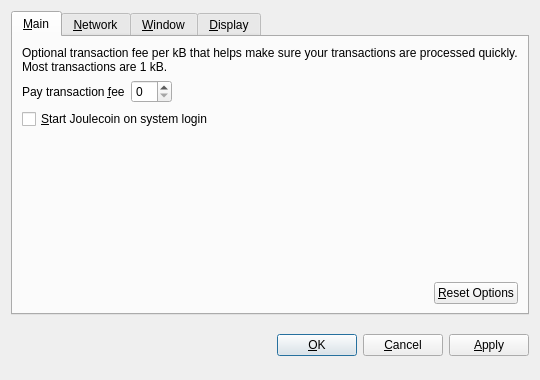
Before: the Qt Designer form src/qt/forms/optionsdialog.ui in joulecoin/joulecoin, drawn with Qt 5.
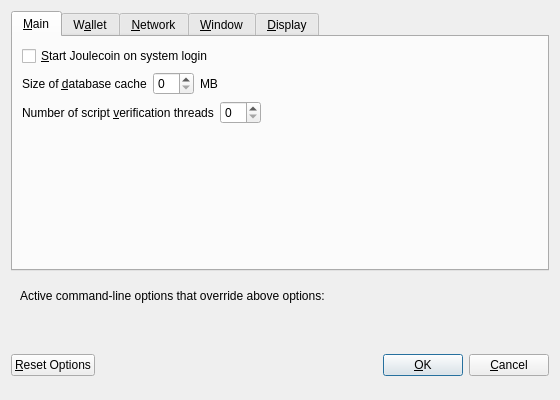
After: the same form once the commit is applied. Custom widgets are drawn as their Qt base class.

```diff
--- a/src/qt/forms/optionsdialog.ui
+++ b/src/qt/forms/optionsdialog.ui
@@ -6,8 +6,8 @@
    <rect>
     <x>0</x>
     <y>0</y>
-    <width>540</width>
-    <height>380</height>
+    <width>560</width>
+    <height>400</height>
    </rect>
   </property>
   <property name="windowTitle">
@@ -19,9 +19,6 @@
   <layout class="QVBoxLayout" name="verticalLayout">
    <item>
     <widget class="QTabWidget" name="tabWidget">
-     <property name="tabPosition">
-      <enum>QTabWidget::North</enum>
-     </property>
      <property name="currentIndex">
       <number>0</number>
      </property>
@@ -31,6 +28,116 @@
       </attribute>
       <layout class="QVBoxLayout" name="verticalLayout_Main">
        <item>
+        <widget class="QCheckBox" name="bitcoinAtStartup">
+         <property name="toolTip">
+          <string>Automatically start Joulecoin after logging in to the system.</string>
+         </property>
+         <property name="text">
+          <string>&amp;Start Joulecoin on system login</string>
+         </property>
+        </widget>
+       </item>
+       <item>
+        <layout class="QHBoxLayout" name="horizontalLayout_2_Main">
+         <item>
+          <widget class="QLabel" name="databaseCacheLabel">
+           <property name="text">
+            <string>Size of &amp;database cache</string>
+           </property>
+           <property name="textFormat">
+            <enum>Qt::PlainText</enum>
+           </property>
+           <property name="buddy">
+            <cstring>databaseCache</cstring>
+           </property>
+          </widget>
+         </item>
+         <item>
+          <widget class="QSpinBox" name="databaseCache"/>
+         </item>
+         <item>
+          <widget class="QLabel" name="databaseCacheUnitLabel">
+           <property name="text">
+            <string>MB</string>
+           </property>
+           <property name="textFormat">
+            <enum>Qt::PlainText</enum>
+           </property>
+          </widget>
+         </item>
+         <item>
+          <spacer name="horizontalSpacer_2_Main">
+           <property name="orientation">
+            <enum>Qt::Horizontal</enum>
+           </property>
+           <property name="sizeHint" stdset="0">
+            <size>
+             <width>40</width>
+             <height>20</height>
+            </size>
+           </property>
+          </spacer>
+         </item>
+        </layout>
+       </item>
+       <item>
+        <layout class="QHBoxLayout" name="horizontalLayout_3_Main">
+         <item>
+          <widget class="QLabel" name="threadsScriptVerifLabel">
+           <property name="text">
+            <string>Number of script &amp;verification threads</string>
+           </property>
+           <property name="textFormat">
+            <enum>Qt::PlainText</enum>
+           </property>
+           <property name="buddy">
+            <cstring>threadsScriptVerif</cstring>
+           </property>
+          </widget>
+         </item>
+         <item>
+          <widget class="QSpinBox" name="threadsScriptVerif">
+           <property name="toolTip">
+            <string>(0 = auto, &lt;0 = leave that many cores free)</string>
+           </property>
+          </widget>
+         </item>
+         <item>
+          <spacer name="horizontalSpacer_3_Main">
+           <property name="orientation">
+            <enum>Qt::Horizontal</enum>
+           </property>
+           <property name="sizeHint" stdset="0">
+            <size>
+             <width>40</width>
+             <height>20</height>
+            </size>
+           </property>
+          </spacer>
+         </item>
+        </layout>
+       </item>
+       <item>
+        <spacer name="verticalSpacer_Main">
+         <property name="orientation">
+          <enum>Qt::Vertical</enum>
+         </property>
+         <property name="sizeHint" stdset="0">
+          <size>
+           <width>20</width>
+           <height>40</height>
+          </size>
+         </property>
+        </spacer>
+       </item>
+      </layout>
+     </widget>
+     <widget class="QWidget" name="tabWallet">
+      <attribute name="title">
+       <string>W&amp;allet</string>
+      </attribute>
+      <layout class="QVBoxLayout" name="verticalLayout_Wallet">
+       <item>
         <widget class="QLabel" name="transactionFeeInfoLabel">
          <property name="text">
           <string>Optional transaction fee per kB that helps make sure your transactions are processed quickly. Most transactions are 1 kB.</string>
@@ -44,7 +151,7 @@
         </widget>
        </item>
        <item>
-        <layout class="QHBoxLayout" name="horizontalLayout_1_Main">
+        <layout class="QHBoxLayout" name="horizontalLayout_1_Wallet">
          <item>
           <widget class="QLabel" name="transactionFeeLabel">
            <property name="text">
@@ -77,17 +184,7 @@
         </layout>
        </item>
        <item>
-        <widget class="QCheckBox" name="bitcoinAtStartup">
-         <property name="toolTip">
-          <string>Automatically start Joulecoin after logging in to the system.</string>
-         </property>
-         <property name="text">
-          <string>&amp;Start Joulecoin on system login</string>
-         </property>
-        </widget>
-       </item>
-       <item>
-        <spacer name="verticalSpacer_Main">
+        <spacer name="verticalSpacer_Wallet">
          <property name="orientation">
           <enum>Qt::Vertical</enum>
          </property>
@@ -100,34 +197,33 @@
         </spacer>
        </item>
        <item>
-        <layout class="QHBoxLayout" name="horizontalLayout_2_Main">
-         <item>
-          <spacer name="horizontalSpacer_2_Main">
-           <property name="orientation">
-            <enum>Qt::Horizontal</enum>
-           </property>
-           <property name="sizeHint" stdset="0">
-            <size>
-             <width>40</width>
-             <height>20</height>
-            </size>
-           </property>
-          </spacer>
-         </item>
-         <item>
-          <widget class="QPushButton" name="resetButton">
-           <property name="toolTip">
-            <string>Reset all client options to default.</string>
-           </property>
-           <property name="text">
-            <string>&amp;Reset Options</string>
-           </property>
-           <property name="autoDefault">
-            <bool>false</bool>
-           </property>
-          </widget>
-         </item>
-        </layout>
+        <widget class="QGroupBox" name="groupBox">
+         <property name="title">
+          <string>Expert</string>
+         </property>
+         <layout class="QVBoxLayout" name="verticalLayout_2">
+          <item>
+           <widget class="QCheckBox" name="coinControlFeatures">
+            <property name="toolTip">
+             <string>Whether to show coin control features or not.</string>
+            </property>
+            <property name="text">
+             <string>Enable coin &amp;control features</string>
+            </property>
+           </widget>
+          </item>
+          <item>
+           <widget class="QCheckBox" name="spendZeroConfChange">
+            <property name="toolTip">
+             <string>If you disable the spending of unconfirmed change, the change from a transaction cannot be used until that transaction has at least one confirmation. This also affects how your balance is computed.</string>
+            </property>
+            <property name="text">
+             <string>&amp;Spend unconfirmed change</string>
+            </property>
+           </widget>
+          </item>
+         </layout>
+        </widget>
        </item>
       </layout>
      </widget>
@@ -380,8 +476,67 @@
      </widget>
     </widget>
    </item>
+   <item>
+    <widget class="QFrame" name="frame">
+     <layout class="QVBoxLayout" name="verticalLayout_Bottom">
+      <item>
+       <layout class="QHBoxLayout" name="horizontalLayout_Bottom">
+        <item>
+         <widget class="QLabel" name="overriddenByCommandLineInfoLabel">
+          <property name="text">
+           <string>Active command-line options that override above options:</string>
+          </property>
+          <property name="textFormat">
+           <enum>Qt::PlainText</enum>
+          </property>
+         </widget>
+        </item>
+        <item>
+         <spacer name="horizontalSpacer_Bottom">
+          <property name="orientation">
+           <enum>Qt::Horizontal</enum>
+          </property>
+          <property name="sizeHint" stdset="0">
+           <size>
+            <width>40</width>
+            <height>20</height>
+           </size>
+          </property>
+         </spacer>
+        </item>
+       </layout>
+      </item>
+      <item>
+       <widget class="QLabel" name="overriddenByCommandLineLabel">
+        <property name="text">
+         <string/>
+        </property>
+        <property name="textFormat">
+         <enum>Qt::PlainText</enum>
+        </property>
+        <property name="wordWrap">
+         <bool>true</bool>
+        </property>
+       </widget>
+      </item>
+     </layout>
+    </widget>
+   </item>
    <item>
     <layout class="QHBoxLayout" name="horizontalLayout_Buttons">
+     <item>
+      <widget class="QPushButton" name="resetButton">
+       <property name="toolTip">
+        <string>Reset all client options to default.</string>
+       </property>
+       <property name="text">
+        <string>&amp;Reset Options</string>
+       </property>
+       <property name="autoDefault">
+        <bool>false</bool>
+       </property>
+      </widget>
+     </item>
      <item>
       <spacer name="horizontalSpacer_1">
        <property name="orientation">
@@ -397,6 +552,12 @@
      </item>
      <item>
       <widget class="QLabel" name="statusLabel">
+       <property name="minimumSize">
+        <size>
+         <width>200</width>
+         <height>0</height>
+        </size>
+       </property>
        <property name="font">
         <font>
          <weight>75</weight>
@@ -444,16 +605,6 @@
        </property>
       </widget>
      </item>
-     <item>
-      <widget class="QPushButton" name="applyButton">
-       <property name="text">
-        <string>&amp;Apply</string>
-       </property>
-       <property name="autoDefault">
-        <bool>false</bool>
-       </property>
-      </widget>
-     </item>
     </layout>
    </item>
   </layout>
@@ -461,19 +612,20 @@
  <customwidgets>
   <customwidget>
    <class>BitcoinAmountField</class>
-   <extends>QSpinBox</extends>
+   <extends>QLineEdit</extends>
    <header>bitcoinamountfield.h</header>
+   <container>1</container>
+  </customwidget>
+  <customwidget>
+   <class>QValidatedLineEdit</class>
+   <extends>QLineEdit</extends>
+   <header>qvalidatedlineedit.h</header>
   </customwidget>
   <customwidget>
    <class>QValueComboBox</class>
    <extends>QComboBox</extends>
    <header>qvaluecombobox.h</header>
   </customwidget>
-  <customwidget>
-   <class>QValidatedLineEdit</class>
-   <extends>QLineEdit</extends>
-   <header>qvalidatedlineedit.h</header>
-  </customwidget>
  </customwidgets>
  <resources/>
  <connections/>
```
Left out of the diff: 48 changed lines with no effect on the pictures.
